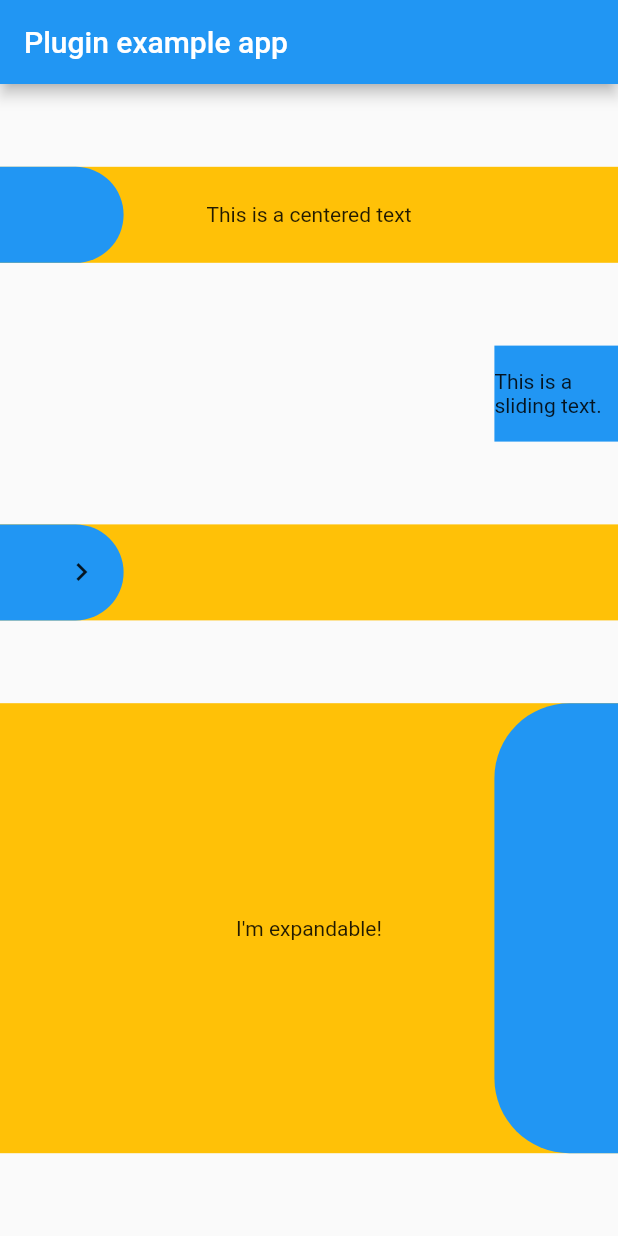
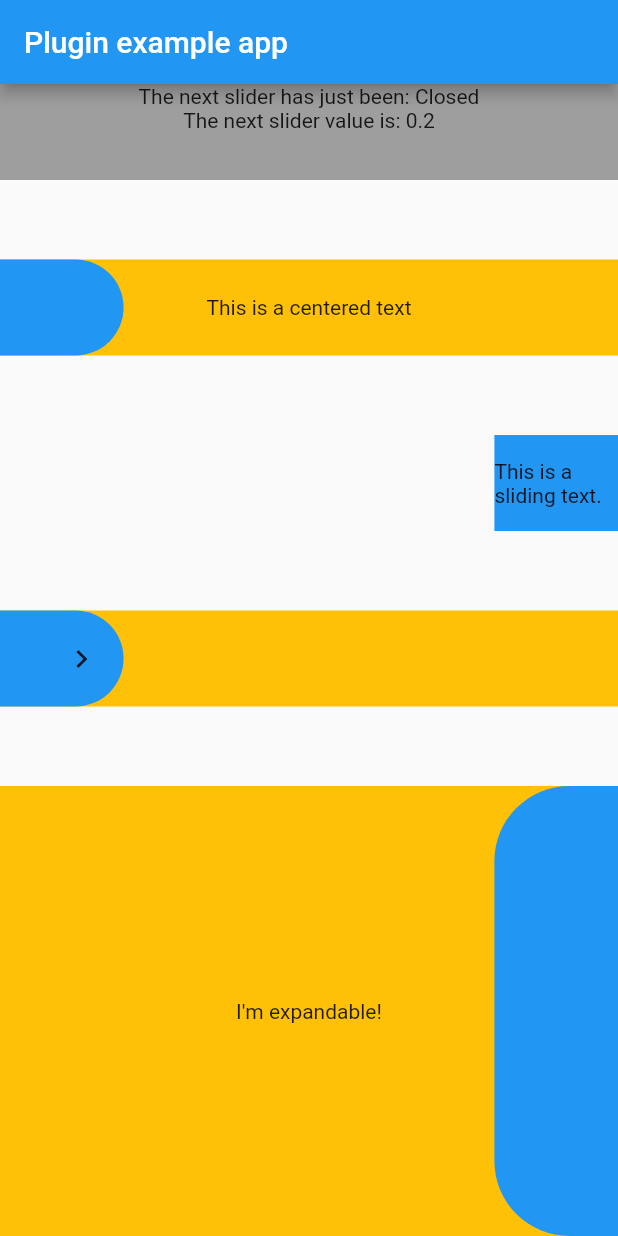
Before and after one commit to Timoteohss/slide_button, a Flutter app: the screen it shows after launch, on a phone screen of 412 x 824 dp. Run offline on Flutter 3.47's test engine with Material 2 defaults, Android fonts, the light colour scheme and no system bars.

Commit message:
Added Callback examples

```diff
--- a/example/lib/main.dart
+++ b/example/lib/main.dart
@@ -1,7 +1,4 @@
 import 'package:flutter/material.dart';
-import 'dart:async';
-
-import 'package:flutter/services.dart';
 import 'package:slide_button/slide_button.dart';
 
 void main() => runApp(MyApp());
@@ -12,9 +9,16 @@ class MyApp extends StatefulWidget {
 }
 
 class _MyAppState extends State<MyApp> {
+  TextEditingController textController1 = TextEditingController();
+  TextEditingController textController2 = TextEditingController();
+
   @override
   void initState() {
     super.initState();
+
+    textController2.addListener(() {
+      setState(() {});
+    });
   }
 
   @override
@@ -25,8 +29,21 @@ class _MyAppState extends State<MyApp> {
           title: const Text('Plugin example app'),
         ),
         body: Column(
-          mainAxisAlignment: MainAxisAlignment.spaceEvenly,
+          mainAxisAlignment: MainAxisAlignment.spaceBetween,
           children: <Widget>[
+            Container(
+              height: 64,
+              width: double.infinity,
+              color: Colors.grey,
+              child: Center(
+                  child: Column(
+                children: <Widget>[
+                  Text(
+                      "The next slider has just been: ${textController1.text}"),
+                  Text("The next slider value is: ${textController2.text}"),
+                ],
+              )),
+            ),
             SlideButton(
               height: 64,
               backgroundChild: Center(
@@ -35,6 +52,15 @@ class _MyAppState extends State<MyApp> {
               backgroundColor: Colors.amber,
               slidingBarColor: Colors.blue,
               slideDirection: SlideDirection.RIGHT,
+              onButtonOpened: () {
+                textController1.text = "Opened";
+              },
+              onButtonClosed: () {
+                textController1.text = "Closed";
+              },
+              onButtonSlide: (value) {
+                textController2.text = value.toString();
+              },
             ),
             SlideButton(
               height: 64,
--- a/pubspec.yaml
+++ b/pubspec.yaml
@@ -1,6 +1,6 @@
 name: slide_button
 description: A sliding Flutter widget, based on the slide to unlock function from multiple devices. Heavily customizable and flexible.
-version: 0.2.7
+version: 0.2.8
 author: Timóteo Holanda <timoteohss@gmail.com>
 homepage: https://github.com/Timoteohss/slide_button
 
```
Also changed, not shown: example/pubspec.lock, 3 other files.
